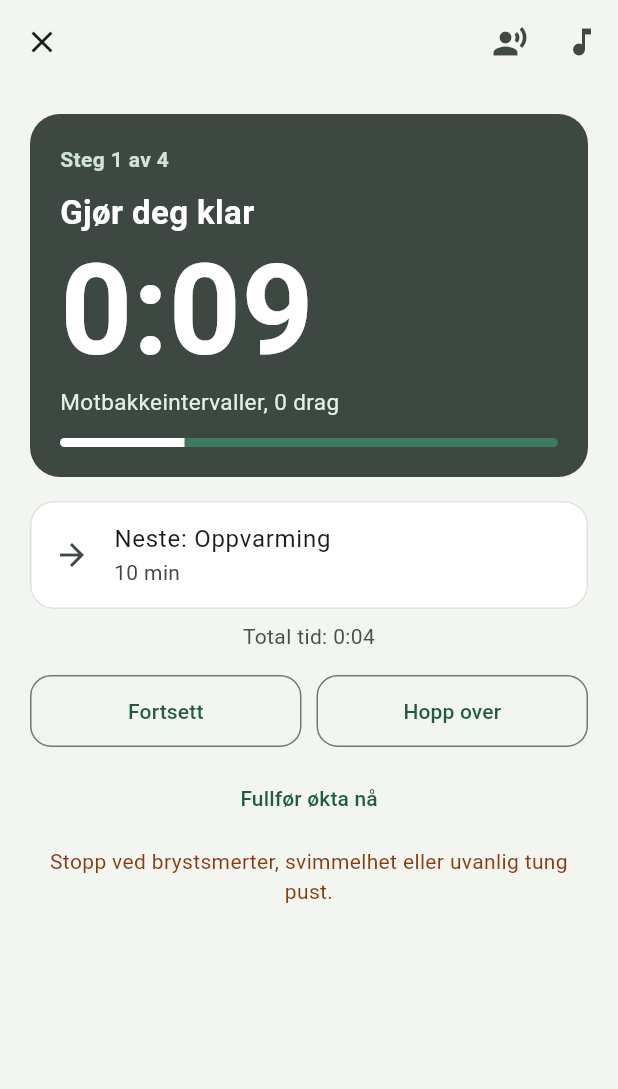
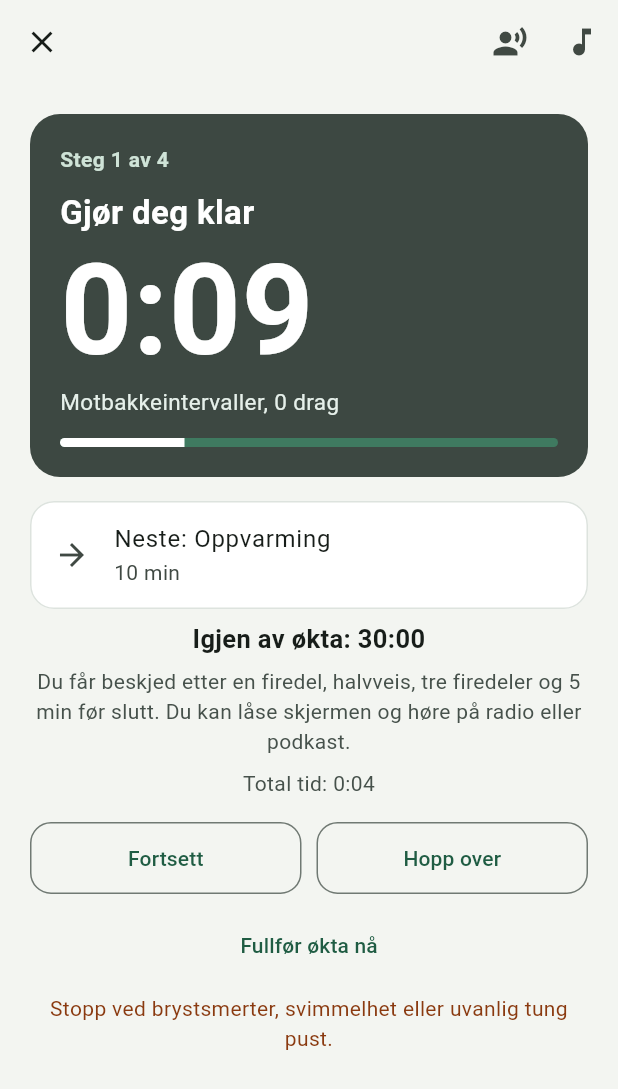
Before and after one commit to hans593/treningsplan, a Flutter app: the GuidedScreen screen opened directly with empty values, after a tap on "Pause", on a phone screen of 412 x 824 dp. Shown: the top 1089 px of the screen. Run offline on Flutter 3.47's test engine with Material 3 defaults, Android fonts, the phone set to English and light mode, and no system bars; our stand-ins replace flutter_tts, just_audio, shared_preferences, supabase_flutter, wakelock_plus; missing offline and left inert: audio_session, flutter_foreground_task, health; accounts and stored records are empty; statements that could not run were skipped.

Commit message:
Turøkter: nedtelling, beskjeder underveis og lyd i bakgrunnen (1.7.0)
- Beskjed etter 25, 50 og 75 % og 5 min før slutt (slås sammen når de faller likt)
- «Tre, to, en» på slutten av turøktene og «Igjen av økta» på skjermen
- Forgrunnstjeneste med varsel holder klokka og stemmen i gang med låst skjerm
- Radio, podkast og Spotify dempes kort når stemmen snakker
- Skjermen holdes ikke på under tur (sparer batteri)

Co-Authored-By: Claude Opus 5.5 <noreply@anthropic.com>
Claude-Session: https://claude.ai/code/session_01Niwj8ykmKfA8xFRFhP2Dyr

```diff
--- a/lib/coach.dart
+++ b/lib/coach.dart
@@ -3,7 +3,7 @@
 // * Stemmen bruker telefonens norske tale (nb-NO).
 // * «Appens musikk» spiller to egne låter: en energisk under arbeid og en rolig i pauser.
 //   Musikken dempes mens stemmen snakker.
-// * «Egen musikk» lar Spotify o.l. spille videre; den dempes kort mens stemmen snakker.
+// * «Egen musikk» lar Spotify, radio eller podkast spille videre; den dempes kort mens stemmen snakker.
 
 import 'dart:io';
 
@@ -16,7 +16,10 @@ import 'package:wakelock_plus/wakelock_plus.dart';
 import 'models.dart';
 
 class Coach {
-  Coach({required this.voice, required this.music, this.genre = MusicGenre.pop});
+  Coach({required this.voice, required this.music, this.genre = MusicGenre.pop, this.keepScreenOn = true});
+
+  /// Styrke: skjermen holdes på. Tur: skjermen kan slukkes, tjenesten holder klokka i gang.
+  final bool keepScreenOn;
 
   bool voice;
   MusicMode music;
@@ -30,9 +33,11 @@ class Coach {
   double _musicVolume = 0.8;
 
   Future<void> start() async {
-    try {
-      await WakelockPlus.enable();
-    } catch (_) {}
+    if (keepScreenOn) {
+      try {
+        await WakelockPlus.enable();
+      } catch (_) {}
+    }
     await _initTts();
     if (music == MusicMode.appen) await _startMusic();
   }
@@ -116,8 +121,9 @@ class Coach {
       await _tts.stop();
       await _applyVolumes(duck: 0.3);
       if (Platform.isAndroid) {
-        // Med egen musikk ber vi om kort lydfokus, så Spotify o.l. dempes.
-        await _tts.speak(text, focus: music == MusicMode.egen);
+        // Uten appens musikk ber vi om kort lydfokus, så radio, podkast eller Spotify dempes
+        // mens stemmen snakker og fortsetter etterpå.
+        await _tts.speak(text, focus: music != MusicMode.appen);
       } else {
         await _tts.speak(text);
       }
--- a/lib/config.dart
+++ b/lib/config.dart
@@ -2,4 +2,4 @@
 // i appen; tilgangen til data styres av radregler (RLS) i databasen.
 const supabaseUrl = 'https://vyuhelgajlsjdcukyusw.supabase.co';
 const supabasePublishableKey = 'sb_publishable_PoImZAiz7wNqIKONsx2GUg_277mTKI1';
-const appVersion = '1.6.0';
+const appVersion = '1.7.0';
--- a/lib/screens/guided_screen.dart
+++ b/lib/screens/guided_screen.dart
@@ -8,6 +8,7 @@ import '../exercises.dart';
 import '../main.dart';
 import '../models.dart';
 import '../widgets.dart';
+import '../workout_service.dart';
 import '../workout_steps.dart';
 import 'session_screen.dart' show logWeights;
 
@@ -29,6 +30,10 @@ class _GuidedScreenState extends State<GuidedScreen> {
   bool _finished = false;
   Coach? _coach;
   int _lastCount = -1; // sist opplest nedtelling (3, 2, 1)
+  List<Milestone> _milestones = const [];
+  int _nextMs = 0; // neste beskjed underveis (25/50/75 %, 5 min igjen)
+  int _total = 0;
+  int _lastNotifMin = -1;
 
   @override
   void didChangeDependencies() {
@@ -42,7 +47,11 @@ class _GuidedScreenState extends State<GuidedScreen> {
         swaps: app.exerciseSwaps,
         extraRest: app.extraRestSec,
       );
-      _coach = Coach(voice: app.voiceOn, music: app.musicMode, genre: app.musicGenre);
+      _milestones = milestonesFor(widget.session, _steps);
+      _total = totalSeconds(_steps);
+      _coach = Coach(
+          voice: app.voiceOn, music: app.musicMode, genre: app.musicGenre, keepScreenOn: !isWalk(widget.session));
+      WorkoutService.start(widget.session.title, 'Økta pågår');
       _coach!.start().then((_) => _announce());
       _startStep();
       _ticker = Timer.periodic(const Duration(milliseconds: 250), (_) => _tick());
@@ -53,14 +62,38 @@ class _GuidedScreenState extends State<GuidedScreen> {
   void dispose() {
     _ticker?.cancel();
     _coach?.dispose();
+    WorkoutService.stop();
     super.dispose();
   }
 
   /// Les opp steget og bytt musikk etter om det er arbeid eller pause.
-  void _announce() {
+  void _announce([String extra = '']) {
     final step = _step;
     _coach?.phase(rest: step.isRest || step.isPrepare);
-    _coach?.say(step.speech);
+    _coach?.say([step.speech, extra].where((t) => t.isNotEmpty).join(' '));
+  }
+
+  int get _progress => progressSeconds(_steps, _i, _left.inMilliseconds <= 0 ? 0 : (_left.inMilliseconds / 1000).ceil());
+
+  /// Beskjeder underveis som er passert. Hoppes det over flere, leses bare den siste.
+  String _dueMilestone() {
+    var text = '';
+    final p = _progress;
+    while (_nextMs < _milestones.length && _milestones[_nextMs].atSec <= p) {
+      text = _milestones[_nextMs].speech;
+      _nextMs++;
+    }
+    return text;
+  }
+
+  /// Tid igjen i varselet (oppdateres hvert minutt).
+  void _updateNotification() {
+    if (_total == 0) return;
+    final left = _total - _progress;
+    final min = (left / 60).ceil();
+    if (min == _lastNotifMin) return;
+    _lastNotifMin = min;
+    WorkoutService.update(_pausedLeft != null ? 'Pause – $min min igjen' : '${_step.title} · $min min igjen av økta');
   }
 
   WorkoutStep get _step => _steps[_i];
@@ -96,17 +129,24 @@ class _GuidedScreenState extends State<GuidedScreen> {
       _startStep(carry: -left);
       left = _left;
     }
+    final secs = (left.inMilliseconds / 1000).ceil();
     if (advanced) {
       _signal();
-      _announce();
-    } else if (_step.countdown) {
-      // «Tre, to, en» de siste sekundene.
-      final secs = (left.inMilliseconds / 1000).ceil();
+      _announce(_dueMilestone());
+    } else if (_step.countdown && secs <= 4) {
+      // «Tre, to, en» de siste sekundene (beskjeder underveis venter til neste steg).
       if (secs <= 3 && secs >= 1 && secs != _lastCount) {
         _lastCount = secs;
         _coach?.say(const {3: 'tre', 2: 'to', 1: 'en'}[secs]!);
       }
+    } else {
+      final m = _dueMilestone();
+      if (m.isNotEmpty) {
+        HapticFeedback.mediumImpact();
+        _coach?.say(m);
+      }
     }
+    _updateNotification();
     setState(() {});
   }
 
@@ -125,7 +165,7 @@ class _GuidedScreenState extends State<GuidedScreen> {
       _startStep();
     });
     _signal();
-    _announce();
+    _announce(_dueMilestone());
   }
 
   void _togglePause() {
@@ -140,6 +180,7 @@ class _GuidedScreenState extends State<GuidedScreen> {
         _coach?.say('Klokka er stoppet.');
         _coach?.pause();
       }
+      _lastNotifMin = -1;
     });
   }
 
@@ -147,6 +188,7 @@ class _GuidedScreenState extends State<GuidedScreen> {
     if (_finished) return;
     _finished = true;
     _ticker?.cancel();
+    WorkoutService.stop();
     _signal();
     final app = AppScope.of(context);
     _coach?.phase(rest: true);
@@ -233,7 +275,7 @@ class _GuidedScreenState extends State<GuidedScreen> {
                 CheckedPopupMenuItem<Object>(
                   value: MusicMode.egen,
                   checked: app.musicMode == MusicMode.egen,
-                  child: const Text('Egen musikk (Spotify o.l.)'),
+                  child: const Text('Egen musikk, radio eller podkast'),
                 ),
                 CheckedPopupMenuItem<Object>(
                   value: MusicMode.av,
@@ -315,6 +357,17 @@ class _GuidedScreenState extends State<GuidedScreen> {
                     subtitle: next.seconds != null ? Text(fmtSek(next.seconds!)) : Text(next.subtitle),
                   ),
                 ),
+              if (_milestones.isNotEmpty && _steps.length > 2) ...[
+                const SizedBox(height: 8),
+                Text('Igjen av økta: ${_fmt(Duration(seconds: _total - _progress))}',
+                    textAlign: TextAlign.center, style: const TextStyle(fontSize: 17, fontWeight: FontWeight.w700)),
+              ],
+              if (_milestones.isNotEmpty) ...[
+                const SizedBox(height: 6),
+                const Text('Du får beskjed etter en firedel, halvveis, tre firedeler og 5 min før slutt. '
+                    'Du kan låse skjermen og høre på radio eller podkast.',
+                    textAlign: TextAlign.center, style: TextStyle(color: muted, fontSize: 14)),
+              ],
               const SizedBox(height: 8),
               Text('Total tid: ${_fmt(elapsed)}', textAlign: TextAlign.center, style: const TextStyle(color: muted)),
               const SizedBox(height: 16),
--- a/lib/screens/profile_screen.dart
+++ b/lib/screens/profile_screen.dart
@@ -77,7 +77,7 @@ class ProfileScreen extends StatelessWidget {
                 title: const Text('Lyd, musikk og pauser'),
                 subtitle: Text('${app.voiceOn ? 'Stemme på' : 'Stemme av'} · ${switch (app.musicMode) {
                   MusicMode.appen => app.musicGenre.label,
-                  MusicMode.egen => 'Egen musikk',
+                  MusicMode.egen => 'Egen musikk, radio eller podkast',
                   MusicMode.av => 'Ingen musikk',
                 }}${app.extraRestSec > 0 ? ' · +${app.extraRestSec} s pause' : ''}'),
                 trailing: const Icon(Icons.chevron_right),
--- a/lib/screens/sound_screen.dart
+++ b/lib/screens/sound_screen.dart
@@ -118,7 +118,7 @@ class _SoundScreenState extends State<SoundScreen> {
           Text(
             switch (app.musicMode) {
               MusicMode.appen => 'Egne låter: en energisk under arbeid og en rolig i pausene.',
-              MusicMode.egen => 'Start Spotify eller annen musikk før økta. Den dempes kort når stemmen snakker.',
+              MusicMode.egen => 'Start radio, podkast eller Spotify før økta. Lyden dempes kort når stemmen snakker, og appen fortsetter selv om skjermen er av.',
               MusicMode.av => 'Bare stemme og klokke.',
             },
             style: const TextStyle(color: muted, fontSize: 14),
--- /dev/null
+++ b/lib/workout_service.dart
@@ -0,0 +1,64 @@
+// Holder appen i gang under en guidet økt selv om skjermen er av eller du bruker
+// radio, podkast eller Spotify i en annen app (Android: forgrunnstjeneste med varsel).
+
+import 'dart:io';
+
+import 'package:flutter/foundation.dart';
+import 'package:flutter_foreground_task/flutter_foreground_task.dart';
+
+class WorkoutService {
+  static bool _inited = false;
+  static bool _running = false;
+
+  static Future<void> start(String title, String text) async {
+    if (kIsWeb || !Platform.isAndroid) return;
+    try {
+      if (!_inited) {
+        FlutterForegroundTask.init(
+          androidNotificationOptions: AndroidNotificationOptions(
+            channelId: 'okt',
+            channelName: 'Pågående økt',
+            channelDescription: 'Viser tid igjen mens en økt pågår',
+            onlyAlertOnce: true,
+          ),
+          iosNotificationOptions: const IOSNotificationOptions(showNotification: false),
+          foregroundTaskOptions: ForegroundTaskOptions(
+            eventAction: ForegroundTaskEventAction.nothing(),
+            allowWakeLock: true,
+            allowAutoRestart: false,
+            stopWithTask: true,
+          ),
+        );
+        _inited = true;
+      }
+      if (await FlutterForegroundTask.checkNotificationPermission() != NotificationPermission.granted) {
+        await FlutterForegroundTask.requestNotificationPermission();
+      }
+      if (await FlutterForegroundTask.isRunningService) await FlutterForegroundTask.stopService();
+      final r = await FlutterForegroundTask.startService(
+        serviceId: 4711,
+        serviceTypes: [ForegroundServiceTypes.mediaPlayback],
+        notificationTitle: title,
+        notificationText: text,
+      );
+      _running = r is ServiceRequestSuccess;
+    } catch (e) {
+      debugPrint('Kunne ikke starte økt-tjenesten: $e');
+    }
+  }
+
+  static Future<void> update(String text) async {
+    if (!_running) return;
+    try {
+      await FlutterForegroundTask.updateService(notificationText: text);
+    } catch (_) {}
+  }
+
+  static Future<void> stop() async {
+    if (!_running) return;
+    _running = false;
+    try {
+      await FlutterForegroundTask.stopService();
+    } catch (_) {}
+  }
+}
--- a/lib/workout_steps.dart
+++ b/lib/workout_steps.dart
@@ -94,7 +94,7 @@ List<WorkoutStep> stepsFor(
         }
       }
       steps.add(const WorkoutStep('Rask gange', 'Jevnt tempo, du kan fortsatt snakke',
-          seconds: 900, speech: 'Bra! Nå rask gange i femten minutter.'));
+          seconds: 900, countdown: true, speech: 'Bra! Nå rask gange i femten minutter.'));
       steps.add(const WorkoutStep('Nedtrapping', 'Rolig gange',
           seconds: 300, speech: 'Nedtrapping. Rolig gange i fem minutter.', countdown: true));
     case SessionType.styrkeA:
@@ -137,15 +137,64 @@ List<WorkoutStep> stepsFor(
       }
     case SessionType.langtur:
       steps.add(WorkoutStep('Langtur', 'Rask gange i variert terreng. Du skal kunne snakke.',
-          seconds: s.minutes * 60, speech: 'Start økt. Langtur i ${_tid(s.minutes * 60)}. God tur!'));
+          seconds: s.minutes * 60, countdown: true, speech: 'Start økt. Langtur i ${_tid(s.minutes * 60)}. God tur!'));
     case SessionType.kondisjon:
       steps.add(WorkoutStep(s.title, 'Veksle mellom jogging og rask gange. Anstrengelse 4–6.',
-          seconds: s.minutes * 60, speech: 'Start økt. ${s.title} i ${_tid(s.minutes * 60)}.'));
+          seconds: s.minutes * 60, countdown: true, speech: 'Start økt. ${s.title} i ${_tid(s.minutes * 60)}.'));
     case SessionType.restitusjon:
       steps.add(WorkoutStep(s.title, 'Rolig tempo, løs opp kroppen',
-          seconds: s.minutes * 60, speech: 'Start økt. ${s.title} i ${_tid(s.minutes * 60)}.'));
+          seconds: s.minutes * 60, countdown: true, speech: 'Start økt. ${s.title} i ${_tid(s.minutes * 60)}.'));
   }
   return steps;
 }
 
+/// Turøkter (alt som ikke er styrke) får beskjed underveis om hvor langt man er kommet.
+bool isWalk(Session s) => s.type != SessionType.styrkeA && s.type != SessionType.styrkeB;
+
+/// En beskjed underveis: [atSec] sekunder ut i økta (gjør-deg-klar ikke medregnet).
+class Milestone {
+  final int atSec;
+  final String speech;
+  const Milestone(this.atSec, this.speech);
+}
+
+/// Planlagt lengde på økta i sekunder, uten «gjør deg klar».
+int totalSeconds(List<WorkoutStep> steps) =>
+    steps.where((st) => !st.isPrepare).fold(0, (a, st) => a + (st.seconds ?? 0));
+
+/// Hvor langt ut i økta man er (sekunder) når steg [i] har [leftSec] igjen.
+int progressSeconds(List<WorkoutStep> steps, int i, int leftSec) {
+  var sum = 0;
+  for (var k = 0; k < i; k++) {
+    if (!steps[k].isPrepare) sum += steps[k].seconds ?? 0;
+  }
+  final cur = steps[i];
+  if (!cur.isPrepare && cur.seconds != null) sum += (cur.seconds! - leftSec).clamp(0, cur.seconds!);
+  return sum;
+}
+
+String _minIgjen(int sec) {
+  final m = (sec / 60).round();
+  return m <= 1 ? 'ett minutt igjen' : '$m minutter igjen';
+}
+
+/// Beskjeder etter 25, 50 og 75 % og 5 minutter før slutt. Tom for styrkeøkter.
+/// Faller 5-minuttersbeskjeden nær en av de andre (innen ett minutt), slås de sammen.
+List<Milestone> milestonesFor(Session s, List<WorkoutStep> steps) {
+  if (!isWalk(s)) return const [];
+  final total = totalSeconds(steps);
+  if (total < 4 * 60) return const [];
+  final ms = <Milestone>[
+    Milestone((total * 0.25).round(), 'En firedel er gjort. ${_minIgjen(total - (total * 0.25).round())}.'),
+    Milestone((total * 0.5).round(), 'Halvveis! ${_minIgjen(total - (total * 0.5).round())}.'),
+    Milestone((total * 0.75).round(), 'Tre firedeler er gjort. ${_minIgjen(total - (total * 0.75).round())}.'),
+  ];
+  final five = total - 300;
+  if (five > 60 && ms.every((m) => (m.atSec - five).abs() >= 60)) {
+    ms.add(Milestone(five, 'Fem minutter igjen. Snart i mål!'));
+  }
+  ms.sort((a, b) => a.atSec.compareTo(b.atSec));
+  return ms;
+}
+
 const finishSpeech = 'Økta er ferdig. Bra jobba!';
--- a/pubspec.yaml
+++ b/pubspec.yaml
@@ -16,7 +16,7 @@ publish_to: 'none' # Remove this line if you wish to publish to pub.dev
 # https://developer.apple.com/library/archive/documentation/General/Reference/InfoPlistKeyReference/Articles/CoreFoundationKeys.html
 # In Windows, build-name is used as the major, minor, and patch parts
 # of the product and file versions while build-number is used as the build suffix.
-version: 1.6.0+8
+version: 1.7.0+9
 
 environment:
   sdk: ^3.14.0
@@ -44,6 +44,7 @@ dependencies:
   just_audio: ^0.10.6
   audio_session: ^0.2.4
   wakelock_plus: ^1.8.2
+  flutter_foreground_task: ^11.0.3
 
 dev_dependencies:
   flutter_test:
```
Also changed, not shown: pubspec.lock, 4 other files.
